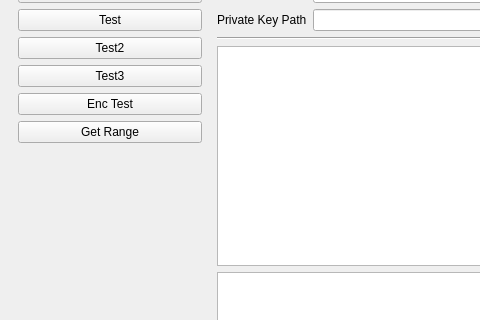
Above: PDFTool/mainwindow.ui from jykim74/PDFTool before the change; both pictures show x 0 to 480 and y 150 to 470 of the 726 by 672 pixel window. Below: the same form after it.
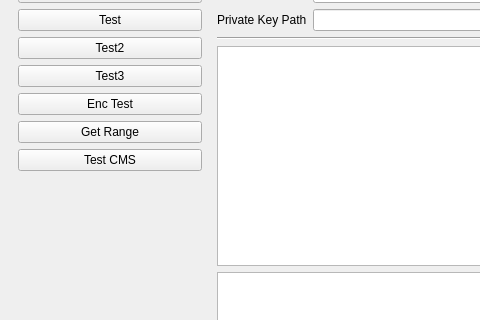
That is the form after the change.

Commit message: Test 추가

Patch:
```diff
--- a/PDFTool/mainwindow.ui
+++ b/PDFTool/mainwindow.ui
@@ -243,6 +243,13 @@
             </property>
            </widget>
           </item>
+          <item>
+           <widget class="QPushButton" name="mTestCMSBtn">
+            <property name="text">
+             <string>Test CMS</string>
+            </property>
+           </widget>
+          </item>
           <item>
            <spacer name="verticalSpacer">
             <property name="orientation">
```
The commit also changes 2 other files.
